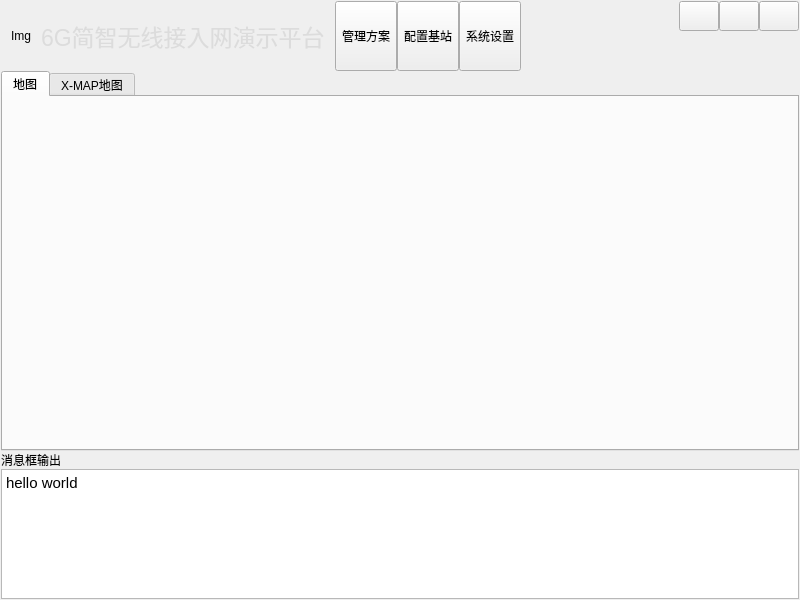
Old version of the form widget.ui in the repository aobocodo/QTGUI_2.
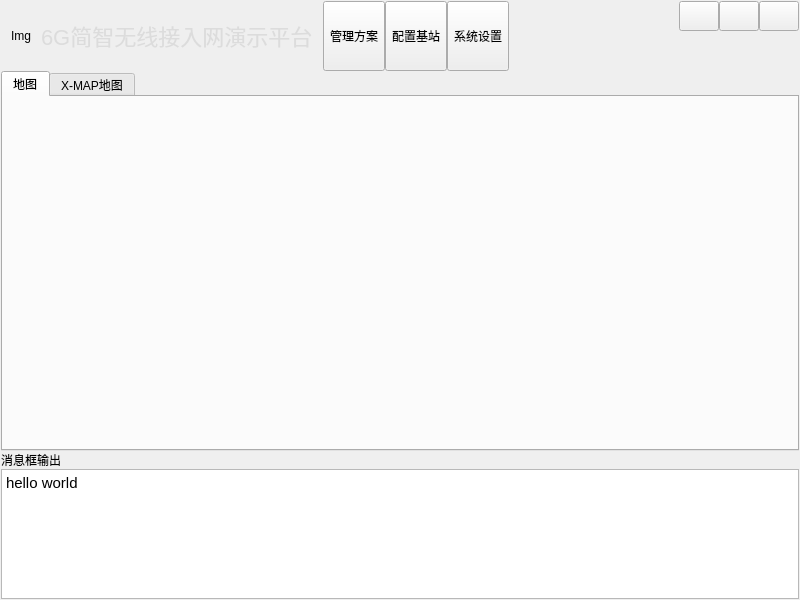
New version of the form. Icons and pictures are not drawn.

Commit message: [M]change project name

Patch:
```diff
--- a/widget.ui
+++ b/widget.ui
@@ -63,7 +63,7 @@
       <item>
        <widget class="QLabel" name="labTitle">
         <property name="text">
-         <string>&lt;html&gt;&lt;head/&gt;&lt;body&gt;&lt;p&gt;&lt;span style=&quot; font-family:'arial,verdana,sans-serif'; font-size:23px; color:#DCDCDC;&quot;&gt;6G简智无线接入网演示平台&lt;/span&gt;</string>
+         <string>&lt;html&gt;&lt;head/&gt;&lt;body&gt;&lt;p&gt;&lt;span style=&quot; font-family:'arial,verdana,sans-serif'; font-size:22px; color:#DCDCDC;&quot;&gt;6G简智无线接入网演示平台&lt;/span&gt;</string>
         </property>
        </widget>
       </item>
```
The commit also changes 1 other file.
